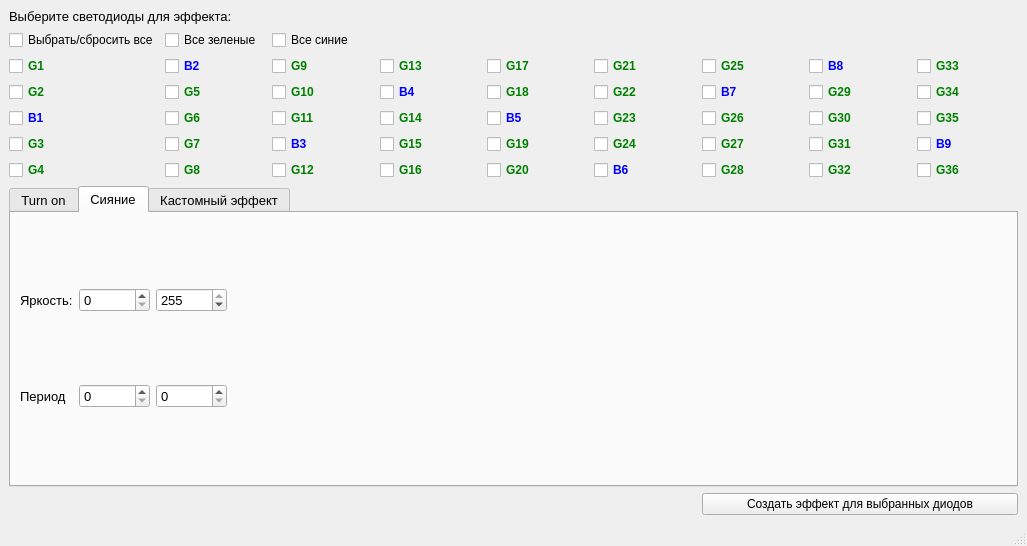
Above: Main.ui from notiel/SphereUI before the change. Below: the same form after it.
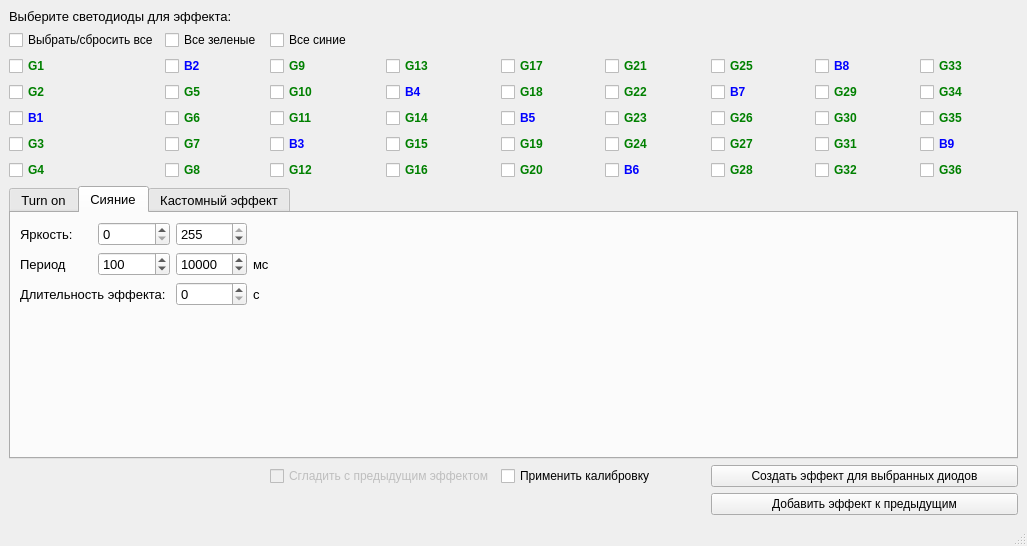
That is the form after the change. The open tabs and pages were chosen to show the change.

Diff of the .ui file:
```diff
--- a/Main.ui
+++ b/Main.ui
@@ -764,6 +764,50 @@
       </property>
      </widget>
     </item>
+    <item row="1" column="2">
+     <widget class="QCheckBox" name="CBBlue">
+      <property name="text">
+       <string>Все синие</string>
+      </property>
+      <property name="tristate">
+       <bool>true</bool>
+      </property>
+     </widget>
+    </item>
+    <item row="1" column="1">
+     <widget class="QCheckBox" name="CBGreen">
+      <property name="text">
+       <string>Все зеленые</string>
+      </property>
+      <property name="tristate">
+       <bool>true</bool>
+      </property>
+     </widget>
+    </item>
+    <item row="9" column="4" colspan="2">
+     <widget class="QCheckBox" name="CBCalibr">
+      <property name="text">
+       <string>Применить калибровку</string>
+      </property>
+     </widget>
+    </item>
+    <item row="9" column="2" colspan="2">
+     <widget class="QCheckBox" name="CBSmooth">
+      <property name="enabled">
+       <bool>false</bool>
+      </property>
+      <property name="text">
+       <string>Сгладить с предыдущим эффектом</string>
+      </property>
+     </widget>
+    </item>
+    <item row="10" column="6" colspan="3">
+     <widget class="QPushButton" name="BtnAdd">
+      <property name="text">
+       <string>Добавить эффект к предыдущим</string>
+      </property>
+     </widget>
+    </item>
     <item row="8" column="0" colspan="9">
      <widget class="QTabWidget" name="tabWidget">
       <property name="font">
@@ -775,7 +819,7 @@
        <string notr="true">c</string>
       </property>
       <property name="currentIndex">
-       <number>2</number>
+       <number>1</number>
       </property>
       <widget class="QWidget" name="TabTO">
        <attribute name="title">
@@ -804,6 +848,9 @@
           <property name="text">
            <string>Одинаковый период</string>
           </property>
+          <property name="checked">
+           <bool>true</bool>
+          </property>
          </widget>
         </item>
         <item row="1" column="1">
@@ -828,6 +875,9 @@
           <property name="enabled">
            <bool>false</bool>
           </property>
+          <property name="maximum">
+           <number>1000000</number>
+          </property>
          </widget>
         </item>
         <item row="0" column="3">
@@ -866,7 +916,7 @@
         <item row="0" column="4">
          <widget class="QSpinBox" name="SpinToStartTo">
           <property name="enabled">
-           <bool>false</bool>
+           <bool>true</bool>
           </property>
           <property name="maximum">
            <number>99999999</number>
@@ -915,6 +965,9 @@
           <property name="enabled">
            <bool>false</bool>
           </property>
+          <property name="maximum">
+           <number>1000000</number>
+          </property>
          </widget>
         </item>
         <item row="2" column="4">
@@ -970,13 +1023,45 @@
           <property name="maximum">
            <number>99999999</number>
           </property>
+          <property name="value">
+           <number>100</number>
+          </property>
          </widget>
         </item>
+        <item row="0" column="4">
+         <spacer name="horizontalSpacer_2">
+          <property name="orientation">
+           <enum>Qt::Horizontal</enum>
+          </property>
+          <property name="sizeHint" stdset="0">
+           <size>
+            <width>40</width>
+            <height>20</height>
+           </size>
+          </property>
+         </spacer>
+        </item>
+        <item row="3" column="0">
+         <spacer name="verticalSpacer_2">
+          <property name="orientation">
+           <enum>Qt::Vertical</enum>
+          </property>
+          <property name="sizeHint" stdset="0">
+           <size>
+            <width>20</width>
+            <height>40</height>
+           </size>
+          </property>
+         </spacer>
+        </item>
         <item row="1" column="2">
          <widget class="QSpinBox" name="SpinShinePeriodTo">
           <property name="maximum">
            <number>99999999</number>
           </property>
+          <property name="value">
+           <number>10000</number>
+          </property>
          </widget>
         </item>
         <item row="0" column="0">
@@ -1000,18 +1085,29 @@
           </property>
          </widget>
         </item>
-        <item row="0" column="3">
-         <spacer name="horizontalSpacer_2">
-          <property name="orientation">
-           <enum>Qt::Horizontal</enum>
+        <item row="1" column="3">
+         <widget class="QLabel" name="label_2">
+          <property name="text">
+           <string>мс</string>
           </property>
-          <property name="sizeHint" stdset="0">
-           <size>
-            <width>40</width>
-            <height>20</height>
-           </size>
+         </widget>
+        </item>
+        <item row="2" column="0" colspan="2">
+         <widget class="QLabel" name="LblShineLength">
+          <property name="text">
+           <string>Длительность эффекта: </string>
           </property>
-         </spacer>
+         </widget>
+        </item>
+        <item row="2" column="2">
+         <widget class="QSpinBox" name="SpinShineLength"/>
+        </item>
+        <item row="2" column="3">
+         <widget class="QLabel" name="label_4">
+          <property name="text">
+           <string>c</string>
+          </property>
+         </widget>
         </item>
        </layout>
       </widget>
@@ -1148,26 +1244,6 @@
       </widget>
      </widget>
     </item>
-    <item row="1" column="2">
-     <widget class="QCheckBox" name="CBBlue">
-      <property name="text">
-       <string>Все синие</string>
-      </property>
-      <property name="tristate">
-       <bool>true</bool>
-      </property>
-     </widget>
-    </item>
-    <item row="1" column="1">
-     <widget class="QCheckBox" name="CBGreen">
-      <property name="text">
-       <string>Все зеленые</string>
-      </property>
-      <property name="tristate">
-       <bool>true</bool>
-      </property>
-     </widget>
-    </item>
    </layout>
   </widget>
   <widget class="QMenuBar" name="menubar">
```
